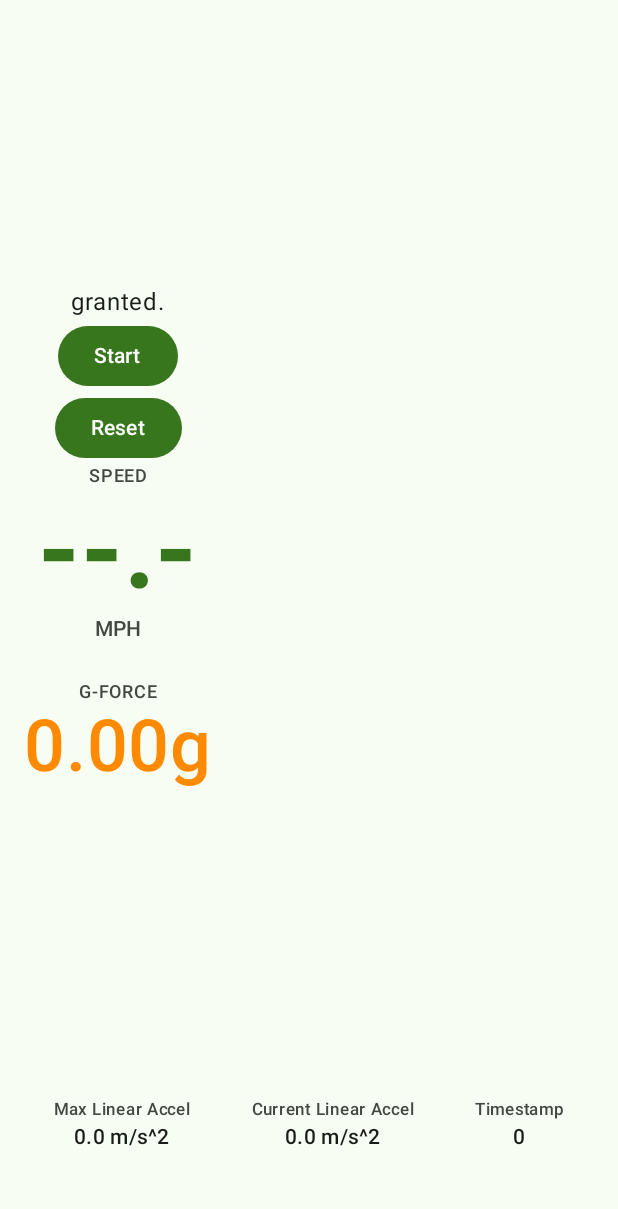
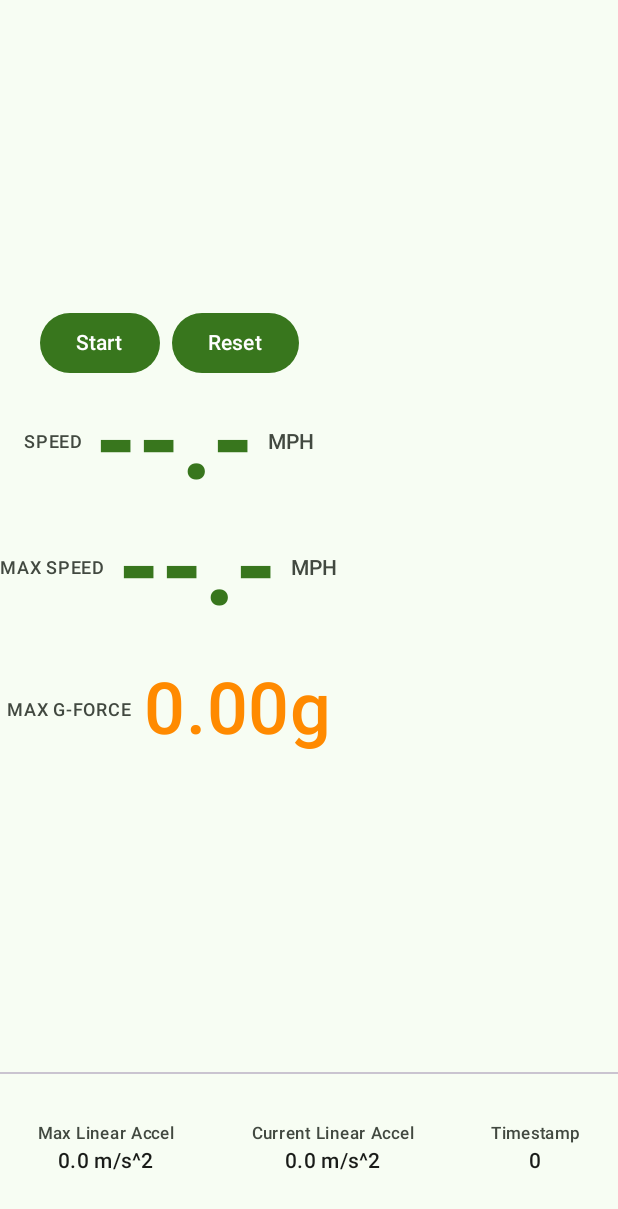
Before and after one commit to rerickson/mountain-bike-trainer, an Android app built with Jetpack Compose: the screen it shows after launch (MainActivity), on a phone screen of 412 x 824 dp. Shown: the top 1209 px of the screen. Run offline under Robolectric (Android 15) with nearby library versions, the phone set to English and light mode, and no system bars.

Commit message:
Add max speed to be calculated Add some rows to clean up UI

```diff
--- a/Android/app/src/main/java/com/example/mountainbiketrainer/MainActivity.kt
+++ b/Android/app/src/main/java/com/example/mountainbiketrainer/MainActivity.kt
@@ -13,8 +13,8 @@ import androidx.compose.foundation.layout.Spacer
 import androidx.compose.foundation.layout.fillMaxSize
 import androidx.compose.foundation.layout.fillMaxWidth
 import androidx.compose.foundation.layout.height
-import androidx.compose.foundation.layout.padding
 import androidx.compose.material3.Button
+import androidx.compose.material3.Divider
 import androidx.compose.material3.MaterialTheme
 import androidx.compose.material3.Surface
 import androidx.compose.material3.Text
@@ -96,7 +96,7 @@ class MainActivity : ComponentActivity() {
             val sensorData by viewModel.processedSensorData.collectAsState()
 
             Column (
-                modifier = Modifier.padding(16.dp),
+                modifier = Modifier.fillMaxWidth(),
                 verticalArrangement = Arrangement.spacedBy(8.dp)
             ){
                 Column(
@@ -104,9 +104,10 @@ class MainActivity : ComponentActivity() {
                     horizontalAlignment = Alignment.CenterHorizontally,
                     verticalArrangement = Arrangement.Center
                 ) {
-                    // TODO remove this
-                    Text(showLocationAccessState.value)
-
+                    Row(
+                        horizontalArrangement = Arrangement.spacedBy(8.dp),
+                        verticalAlignment = Alignment.CenterVertically
+                    ) {
                         Button(onClick = { viewModel.toggleOverallDataCollection() }) {
                             val buttonText = if (!viewModel.getCollecting()) "Start" else "Stop"
                             Text(buttonText)
@@ -115,14 +116,19 @@ class MainActivity : ComponentActivity() {
                         Button(onClick = { viewModel.resetMax() }) {
                             Text("Reset")
                         }
+                    }
 
                     val speedData by viewModel.currentSpeed.collectAsState()
                     SpeedDisplay(speedData?.speedMph)
+
+                    val maxSpeedData by viewModel.maxSpeed.collectAsState()
+                    MaxSpeedDisplay(maxSpeedData?.speedMph)
+
                     Spacer(modifier = Modifier.height(24.dp))
                     GForceDisplay(sensorData)
                 }
 
-//                        HorizontalDivider(thickness = 1.dp, color = MaterialTheme.colorScheme.outlineVariant)
+                Divider(thickness = 1.dp, color = MaterialTheme.colorScheme.outlineVariant)
                 Spacer(modifier = Modifier.height(16.dp))
 
                 SessionStatsDisplay(sensorData)
@@ -135,8 +141,10 @@ class MainActivity : ComponentActivity() {
 
     @Composable
     fun SpeedDisplay(speedMph: Float?) {
-        Column(horizontalAlignment = Alignment.CenterHorizontally) {
-
+        Row(
+            horizontalArrangement = Arrangement.spacedBy(8.dp),
+            verticalAlignment = Alignment.CenterVertically
+        ) {
             Text(
                 text = "SPEED",
                 style = MaterialTheme.typography.labelMedium,
@@ -157,11 +165,38 @@ class MainActivity : ComponentActivity() {
     }
 
     @Composable
+    fun MaxSpeedDisplay(speedMph: Float?) {
+        Row(
+            horizontalArrangement = Arrangement.spacedBy(8.dp),
+            verticalAlignment = Alignment.CenterVertically
+        ) {
+            Text(
+                text = "MAX SPEED",
+                style = MaterialTheme.typography.labelMedium,
+                color = MaterialTheme.colorScheme.onSurfaceVariant
+            )
+            Text(
+                text = if (speedMph != null) "%.1f".format(speedMph) else "--.-",
+                fontSize = 72.sp,
+                fontWeight = FontWeight.Bold,
+                color = MaterialTheme.colorScheme.primary
+            )
+            Text(
+                text = "MPH",
+                style = MaterialTheme.typography.labelLarge,
+                color = MaterialTheme.colorScheme.onSurfaceVariant
+            )
+        }
+    }
+
+    @Composable
     fun GForceDisplay(gForceData: ProcessedSensorData?) {
-
-        Column(horizontalAlignment = Alignment.CenterHorizontally) {
+        Row(
+            horizontalArrangement = Arrangement.spacedBy(8.dp),
+            verticalAlignment = Alignment.CenterVertically
+        ) {
             Text(
-                text = "G-FORCE",
+                text = "MAX G-FORCE",
                 style = MaterialTheme.typography.labelMedium,
                 color = MaterialTheme.colorScheme.onSurfaceVariant
             )
--- a/Android/app/src/main/java/com/example/mountainbiketrainer/MainViewModel.kt
+++ b/Android/app/src/main/java/com/example/mountainbiketrainer/MainViewModel.kt
@@ -3,42 +3,64 @@ package com.example.mountainbiketrainer
 import android.app.Application
 import androidx.lifecycle.AndroidViewModel
 import androidx.lifecycle.viewModelScope
-import kotlinx.coroutines.ExperimentalCoroutinesApi
 import kotlinx.coroutines.flow.MutableStateFlow
 import kotlinx.coroutines.flow.StateFlow
+import kotlinx.coroutines.flow.asStateFlow
 import kotlinx.coroutines.flow.catch
 import kotlinx.coroutines.flow.flatMapLatest
-import kotlinx.coroutines.flow.stateIn
+import kotlinx.coroutines.flow.launchIn
+import kotlinx.coroutines.flow.onEach
+import kotlinx.coroutines.flow.update
 
+@Suppress("OPT_IN_USAGE")
 class MainViewModel(application: Application) : AndroidViewModel(application) {
     private val sensorDataProvider = SensorDataProvider(application.applicationContext)
     private val locationProvider = LocationProvider(application.applicationContext)
     private val _locationPermissionGranted = MutableStateFlow(true)
     private val _collecting = MutableStateFlow(false)
 
+    private val _currentSpeed = MutableStateFlow<SpeedData?>(null)
+    val currentSpeed: StateFlow<SpeedData?> = _currentSpeed.asStateFlow()
+
+    private val _maxSpeed = MutableStateFlow<SpeedData?>(null)
+    val maxSpeed: StateFlow<SpeedData?> = _maxSpeed.asStateFlow()
+
     val processedSensorData: StateFlow<ProcessedSensorData> = sensorDataProvider.processedData
-    @OptIn(ExperimentalCoroutinesApi::class)
-    val currentSpeed: StateFlow<SpeedData?> = _locationPermissionGranted.flatMapLatest { granted ->
-        if (granted) {
-            locationProvider.startLocationUpdates()
-            locationProvider.locationUpdates.catch { e ->
-                System.err.println("Error in location updates flow: ${e.message}")
-                emit(SpeedData(speedMph = -1f))
+
+    init {
+        _locationPermissionGranted.flatMapLatest { granted ->
+            if (granted) {
+                locationProvider.startLocationUpdates()
+                locationProvider.locationUpdates
+                    .onEach { newSpeedData ->
+                        _currentSpeed.value = newSpeedData
+
+                        newSpeedData?.let { current ->
+                            _maxSpeed.update { oldMax ->
+                                if (oldMax == null || current.speedMph > oldMax.speedMph) {
+                                    println("MainViewModel: New Max Speed - ${current.speedMph} MPH")
+                                    current
+                                } else {
+                                    oldMax
+                                }
+                            }
+                        }
+                    }
+                    .catch { e ->
+                        System.err.println("MainViewModel: Error in Fused location updates flow: ${e.message}")
+                        _currentSpeed.value = null
+                    }
+            } else {
+                locationProvider.stopLocationUpdates()
+                _currentSpeed.value = null
+                MutableStateFlow<SpeedData?>(null)
             }
-        } else {
-            locationProvider.stopLocationUpdates() // Ensure it's stopped if permission revoked
-            MutableStateFlow<SpeedData?>(null) // Emit null or an empty flow if not granted
-        }
-    }.stateIn(
-        scope = viewModelScope,
-        started = kotlinx.coroutines.flow.SharingStarted.WhileSubscribed(5000),
-        initialValue = null
-    )
+        }.launchIn(viewModelScope) // Collect the flow within the ViewModel's scope
+    }
 
     fun onLocationPermissionsGranted() {
         _locationPermissionGranted.value = true
     }
-
 
     fun getCollecting(): Boolean {
         return _collecting.value
@@ -51,13 +73,10 @@ class MainViewModel(application: Application) : AndroidViewModel(application) {
             println("ViewModel: Started data collection (sensors + location if permitted).")
         } else {
             sensorDataProvider.stopDataCollection()
-
             println("ViewModel: Stopped data collection.")
         }
     }
 
-
-    // It's important to clean up the SensorDataProvider when the ViewModel is cleared
     override fun onCleared() {
         super.onCleared()
         sensorDataProvider.cleanup()
@@ -66,5 +85,6 @@ class MainViewModel(application: Application) : AndroidViewModel(application) {
 
     fun resetMax() {
         sensorDataProvider.resetMax()
+        _maxSpeed.value = null
     }
 }
```
Lines whose indentation alone changed are shown as unchanged.
